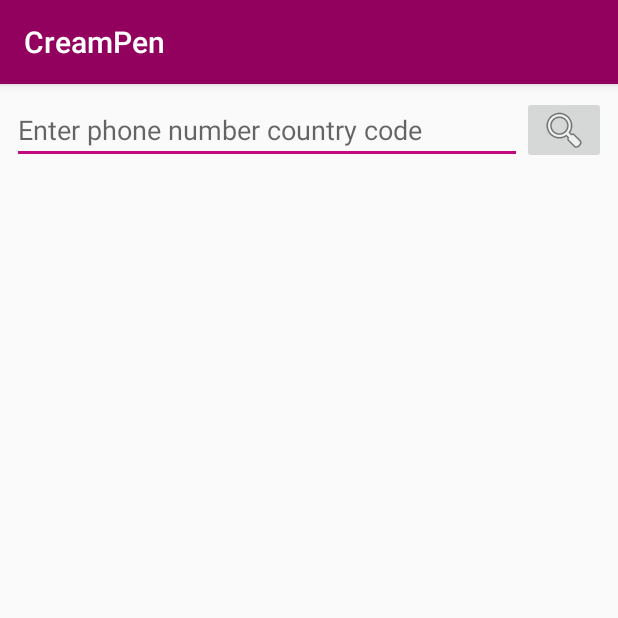
After one commit to 45afeef/CreamPen, an Android app: the AddEducatorActivity screen opened directly, with no data from a screen before it, on a phone screen of 412 x 824 dp, the top half of it. The commit adds this screen. Run offline under Robolectric (Android 15) with nearby library versions, the phone set to English and light mode, and no system bars; our stand-ins replace Firebase (no records; nobody signed in at launch, a user with empty details on screens opened directly).

Commit message:
existing educator now can add more educators using phoneNumber

```diff
--- a/app/src/main/java/com/parayada/creampen/Activity/MainActivity.java
+++ b/app/src/main/java/com/parayada/creampen/Activity/MainActivity.java
@@ -179,7 +179,7 @@ public class MainActivity extends AppCompatActivity implements SavedItemAdpater.
             user.put("phone", mUser.getPhoneNumber());
             user.put("lastLogin",FieldValue.serverTimestamp());
 
-            db.document("Users/"+mUser.getUid()).update(user);
+            db.document("Users/"+mUser.getUid()).set(user);
 
             //Load UI
             loadUi();
--- /dev/null
+++ b/app/src/main/res/layout/activity_add_educator.xml
@@ -0,0 +1,32 @@
+<?xml version="1.0" encoding="utf-8"?>
+<androidx.constraintlayout.widget.ConstraintLayout xmlns:android="http://schemas.android.com/apk/res/android"
+    xmlns:app="http://schemas.android.com/apk/res-auto"
+    xmlns:tools="http://schemas.android.com/tools"
+    android:layout_width="match_parent"
+    android:layout_height="match_parent"
+    tools:context=".Activity.AddEducatorActivity">
+
+    <EditText
+        android:id="@+id/et_search_phone_number"
+        android:layout_width="0dp"
+        android:layout_height="wrap_content"
+        android:layout_marginStart="8dp"
+        android:layout_marginTop="8dp"
+        android:inputType="phone"
+        android:hint="Enter phone number country code"
+        app:layout_constraintEnd_toStartOf="@+id/ib_search_phone_number"
+        app:layout_constraintStart_toStartOf="parent"
+        app:layout_constraintTop_toTopOf="parent" />
+
+    <ImageButton
+        android:id="@+id/ib_search_phone_number"
+        android:layout_width="wrap_content"
+        android:layout_height="0dp"
+        android:layout_marginTop="8dp"
+        android:layout_marginEnd="8dp"
+        android:src="@android:drawable/ic_menu_search"
+        app:layout_constraintBottom_toBottomOf="@+id/et_search_phone_number"
+        app:layout_constraintEnd_toEndOf="parent"
+        app:layout_constraintTop_toTopOf="parent" />
+
+</androidx.constraintlayout.widget.ConstraintLayout>
--- a/app/src/main/res/menu/menu_course.xml
+++ b/app/src/main/res/menu/menu_course.xml
@@ -14,4 +14,9 @@
         app:showAsAction="ifRoom"
         android:title="Share"/>
 
+    <item
+        android:id="@+id/action_educators"
+        app:showAsAction="never"
+        android:title="Educators"/>
+
 </menu>
```
Also changed, not shown: app/src/main/AndroidManifest.xml (+33 -33 lines), app/src/main/java/com/parayada/creampen/Activity/AddEducatorActivity.java (added, +100 -0 lines), app/src/main/java/com/parayada/creampen/Activity/CourseActivity.java (+15 -0 lines).
